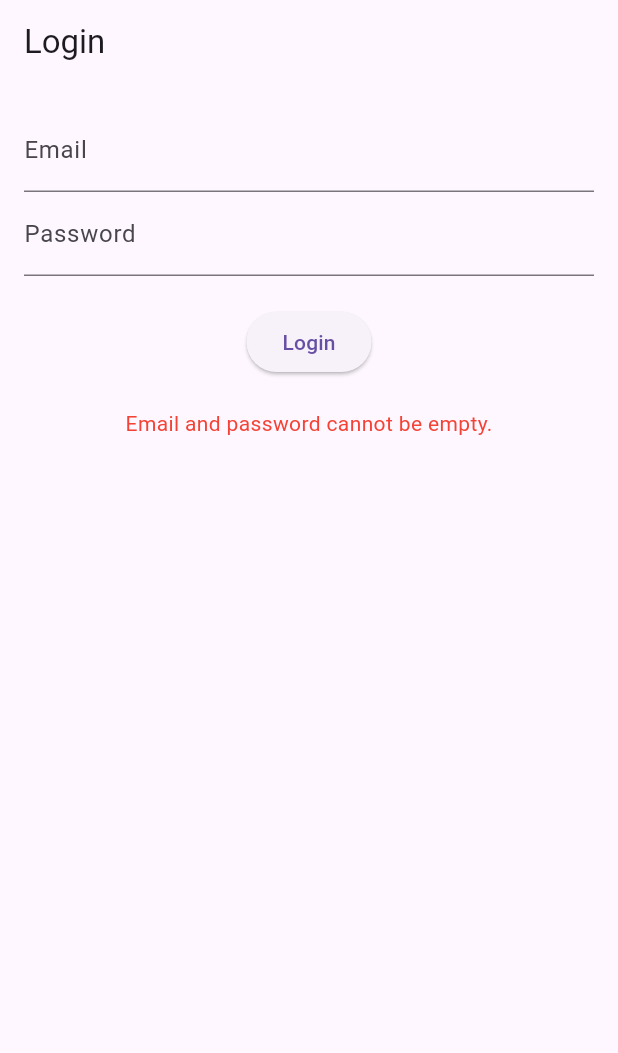
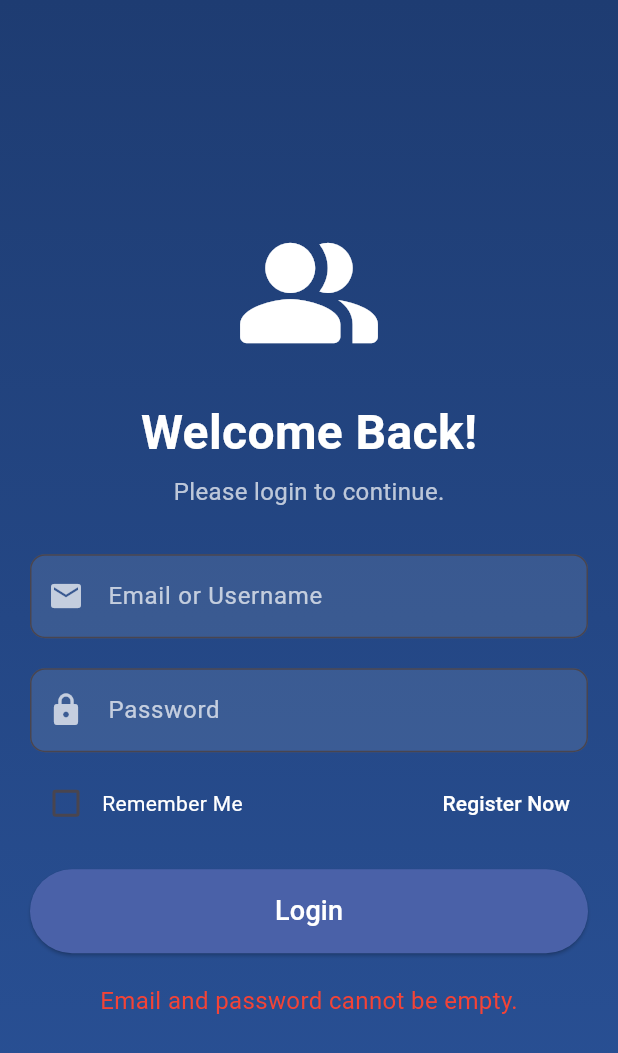
Before and after one commit to 1313med/authnetwork, a Flutter app: the screen it shows after launch, after a tap on "Login", on a phone screen of 412 x 824 dp. Shown: the top 1053 px of the screen. Run offline on Flutter 3.47's test engine with Material 3 defaults, Android fonts, the phone set to English and light mode, and no system bars; our stand-ins replace firebase_auth, firebase_core, firebase_database, shared_preferences; accounts and stored records are empty.

Commit message:
login/homePages

```diff
--- a/lib/login_screen.dart
+++ b/lib/login_screen.dart
@@ -1,7 +1,8 @@
 import 'package:flutter/material.dart';
 import 'package:firebase_auth/firebase_auth.dart';
-import 'home_screen.dart'; // Make sure to import the HomeScreen
-import 'presence_service.dart'; // Import the presence service file
+import 'package:shared_preferences/shared_preferences.dart';
+import 'home_screen.dart';
+import 'register_screen.dart';
 
 class LoginScreen extends StatefulWidget {
   @override
@@ -12,79 +13,49 @@ class _LoginScreenState extends State<LoginScreen> {
   final FirebaseAuth _auth = FirebaseAuth.instance;
   final TextEditingController _emailController = TextEditingController();
   final TextEditingController _passwordController = TextEditingController();
+  bool rememberMe = false;
   String errorMessage = '';
-  bool isLoading = false; // Flag to indicate loading state
 
-  // Helper function to validate email format
-  bool isValidEmail(String email) {
-    final emailRegex = RegExp(r"^[a-zA-Z0-9]+@[a-zA-Z0-9]+\.[a-zA-Z]+");
-    return emailRegex.hasMatch(email);
+  @override
+  void initState() {
+    super.initState();
+    _loadSavedCredentials();
+  }
+
+  Future<void> _loadSavedCredentials() async {
+    SharedPreferences prefs = await SharedPreferences.getInstance();
+    _emailController.text = prefs.getString('email') ?? '';
+    _passwordController.text = prefs.getString('password') ?? '';
+    rememberMe = prefs.getBool('rememberMe') ?? false;
+    setState(() {});
   }
 
   Future<void> _login() async {
-    setState(() {
-      isLoading = true; // Start loading spinner
-    });
-
-    // Input validation
     if (_emailController.text.isEmpty || _passwordController.text.isEmpty) {
       setState(() {
         errorMessage = 'Email and password cannot be empty.';
-        isLoading = false; // Stop loading spinner
-      });
-      return;
-    }
-
-    if (!isValidEmail(_emailController.text)) {
-      setState(() {
-        errorMessage = 'Please enter a valid email.';
-        isLoading = false; // Stop loading spinner
-      });
-      return;
-    }
-
-    if (_passwordController.text.length < 6) {
-      setState(() {
-        errorMessage = 'Password must be at least 6 characters long.';
-        isLoading = false; // Stop loading spinner
       });
       return;
     }
 
     try {
-      // Attempt to sign in the user
       UserCredential userCredential = await _auth.signInWithEmailAndPassword(
-          email: _emailController.text, password: _passwordController.text);
-
-      // If login is successful, update presence
-      PresenceService().updateUserPresence(); // Set the user's online status
-
-      // Navigate to HomeScreen
+        email: _emailController.text,
+        password: _passwordController.text,
+      );
+      if (rememberMe) {
+        SharedPreferences prefs = await SharedPreferences.getInstance();
+        prefs.setString('email', _emailController.text);
+        prefs.setString('password', _passwordController.text);
+        prefs.setBool('rememberMe', rememberMe);
+      }
       Navigator.pushReplacement(
         context,
         MaterialPageRoute(builder: (context) => HomeScreen()),
       );
     } on FirebaseAuthException catch (e) {
       setState(() {
-        switch (e.code) {
-          case 'user-not-found':
-            errorMessage = 'No user found for that email.';
-            break;
-          case 'wrong-password':
-            errorMessage = 'Wrong password provided.';
-            break;
-          case 'network-request-failed':
-            errorMessage = 'No internet connection.';
-            break;
-          default:
         errorMessage = 'Login failed: ${e.message}';
-        }
-        isLoading = false; // Stop loading spinner on error
-      });
-    } catch (e) {
-      setState(() {
-        errorMessage = 'An unknown error occurred: $e';
-        isLoading = false; // Stop loading spinner on error
       });
     }
   }
@@ -92,37 +63,145 @@ class _LoginScreenState extends State<LoginScreen> {
   @override
   Widget build(BuildContext context) {
     return Scaffold(
-      appBar: AppBar(title: Text('Login')),
-      body: SingleChildScrollView(
-        padding: const EdgeInsets.all(16.0),
+      body: Container(
+        padding: EdgeInsets.all(20),
+        decoration: BoxDecoration(
+          gradient: LinearGradient(
+            colors: [Color(0xFF1E3C72), Color(0xFF2A5298)], // Blue gradient background
+            begin: Alignment.topCenter,
+            end: Alignment.bottomCenter,
+          ),
+        ),
+        child: Center(
+          child: SingleChildScrollView(
             child: Column(
               children: [
-            TextField(
-              controller: _emailController,
-              decoration: InputDecoration(labelText: 'Email'),
-            ),
-            TextField(
-              controller: _passwordController,
-              decoration: InputDecoration(labelText: 'Password'),
-              obscureText: true,
-            ),
-            SizedBox(height: 20),
-            isLoading // Show spinner while loading
-                ? CircularProgressIndicator() // Loading indicator
-                : ElevatedButton(
-                    onPressed: _login,
-                    child: Text('Login'),
+                // Networking icon
+                Icon(
+                  Icons.people_alt_rounded, // Changed icon to a network-related one
+                  size: 100,
+                  color: Colors.white,
                 ),
                 SizedBox(height: 20),
                 Text(
+                  'Welcome Back!',
+                  style: TextStyle(
+                    fontSize: 32,
+                    fontWeight: FontWeight.bold,
+                    color: Colors.white,
+                  ),
+                ),
+                SizedBox(height: 5),
+                Text(
+                  'Please login to continue.',
+                  style: TextStyle(
+                    fontSize: 16,
+                    color: Colors.white.withOpacity(0.7),
+                  ),
+                ),
+                SizedBox(height: 30),
+                // Email input field
+                TextField(
+                  controller: _emailController,
+                  style: TextStyle(color: Colors.white),
+                  decoration: InputDecoration(
+                    labelText: 'Email or Username',
+                    labelStyle: TextStyle(color: Colors.white70),
+                    filled: true,
+                    fillColor: Colors.white.withOpacity(0.1),
+                    border: OutlineInputBorder(
+                      borderRadius: BorderRadius.circular(10),
+                    ),
+                    prefixIcon: Icon(Icons.email, color: Colors.white70),
+                  ),
+                ),
+                SizedBox(height: 20),
+                // Password input field
+                TextField(
+                  controller: _passwordController,
+                  obscureText: true,
+                  style: TextStyle(color: Colors.white),
+                  decoration: InputDecoration(
+                    labelText: 'Password',
+                    labelStyle: TextStyle(color: Colors.white70),
+                    filled: true,
+                    fillColor: Colors.white.withOpacity(0.1),
+                    border: OutlineInputBorder(
+                      borderRadius: BorderRadius.circular(10),
+                    ),
+                    prefixIcon: Icon(Icons.lock, color: Colors.white70),
+                  ),
+                ),
+                SizedBox(height: 10),
+                // Remember me and Register option
+                Row(
+                  mainAxisAlignment: MainAxisAlignment.spaceBetween,
+                  children: [
+                    Row(
+                      children: [
+                        Checkbox(
+                          value: rememberMe,
+                          onChanged: (value) {
+                            setState(() {
+                              rememberMe = value!;
+                            });
+                          },
+                          activeColor: Colors.white,
+                          checkColor: Colors.blue,
+                        ),
+                        Text(
+                          'Remember Me',
+                          style: TextStyle(color: Colors.white),
+                        ),
+                      ],
+                    ),
+                    TextButton(
+                      onPressed: () {
+                        Navigator.push(
+                          context,
+                          MaterialPageRoute(builder: (context) => RegisterScreen()),
+                        );
+                      },
+                      child: Text(
+                        'Register Now',
+                        style: TextStyle(color: Colors.white),
+                      ),
+                    ),
+                  ],
+                ),
+                // Login button
+                SizedBox(height: 20),
+                ElevatedButton(
+                  onPressed: _login,
+                  style: ElevatedButton.styleFrom(
+                    backgroundColor: Color(0xFF4A61A8), // Use backgroundColor instead of primary
+                    padding: EdgeInsets.symmetric(vertical: 15),
+                    shape: RoundedRectangleBorder(
+                      borderRadius: BorderRadius.circular(30),
+                    ),
+                  ),
+                  child: Center(
+                    child: Text(
+                      'Login',
+                      style: TextStyle(fontSize: 18, color: Colors.white),
+                    ),
+                  ),
+                ),
+                SizedBox(height: 20),
+                // Error message
+                if (errorMessage.isNotEmpty)
+                  Text(
                     errorMessage,
                     style: TextStyle(
-                color: errorMessage == 'Login successful!' ? Colors.green : Colors.red,
+                      color: Colors.red,
+                      fontSize: 16,
                     ),
                   ),
               ],
             ),
           ),
+        ),
+      ),
     );
   }
 }
--- a/lib/main.dart
+++ b/lib/main.dart
@@ -1,8 +1,8 @@
 import 'package:flutter/material.dart';
 import 'package:firebase_core/firebase_core.dart';
 import 'package:firebase_auth/firebase_auth.dart';
-import 'package:firebase_database/firebase_database.dart';
-import 'login_screen.dart';
+import 'login_screen.dart'; // Import only one version of LoginScreen
+import 'home_screen.dart';  // Import HomeScreen
 
 void main() async {
   WidgetsFlutterBinding.ensureInitialized();
@@ -14,30 +14,32 @@ class MyApp extends StatelessWidget {
   @override
   Widget build(BuildContext context) {
     return MaterialApp(
-      home: LoginScreen(),
+      home: AuthCheck(), // Check whether user is logged in or not
     );
   }
 }
 
-class PresenceService {
-  final FirebaseAuth _auth = FirebaseAuth.instance;
-  final DatabaseReference _databaseRef = FirebaseDatabase.instance.ref();
-
-  void updateUserPresence() {
-    // Set user presence as online/offline
-    User? user = _auth.currentUser;
-
-    if (user != null) {
-      final userStatusDatabaseRef = _databaseRef.child('users/${user.uid}/status');
-
-      // Set initial status to 'online' when connected
-      _databaseRef.child('.info/connected').onValue.listen((event) {
-        final connected = event.snapshot.value as bool? ?? false;
-        if (connected) {
-          userStatusDatabaseRef.set('online');
-          userStatusDatabaseRef.onDisconnect().set('offline');
+class AuthCheck extends StatelessWidget {
+  @override
+  Widget build(BuildContext context) {
+    return StreamBuilder<User?>(
+      stream: FirebaseAuth.instance.authStateChanges(),
+      builder: (context, snapshot) {
+        if (snapshot.connectionState == ConnectionState.active) {
+          User? user = snapshot.data;
+          if (user == null) {
+            return LoginScreen(); // Go to Login if not authenticated
+          } else {
+            return HomeScreen();  // Go to HomeScreen if authenticated
+          }
         }
-      });
-    }
+        // Show a loading spinner while checking auth state
+        return Scaffold(
+          body: Center(
+            child: CircularProgressIndicator(),
+          ),
+        );
+      },
+    );
   }
 }
--- a/pubspec.yaml
+++ b/pubspec.yaml
@@ -17,6 +17,7 @@ dependencies:
   firebase_core: ^3.6.0
   firebase_auth: ^5.3.1
   firebase_database: ^11.1.4 # Add Firebase Realtime Database
+  shared_preferences: ^2.0.9
 
 dev_dependencies:
   flutter_test:
```
Also changed, not shown: lib/home_screen.dart (+95 -54 lines), lib/register_screen.dart (added, +134 -0 lines), pubspec.lock, 1 other file. Lines whose indentation alone changed are shown as unchanged.
